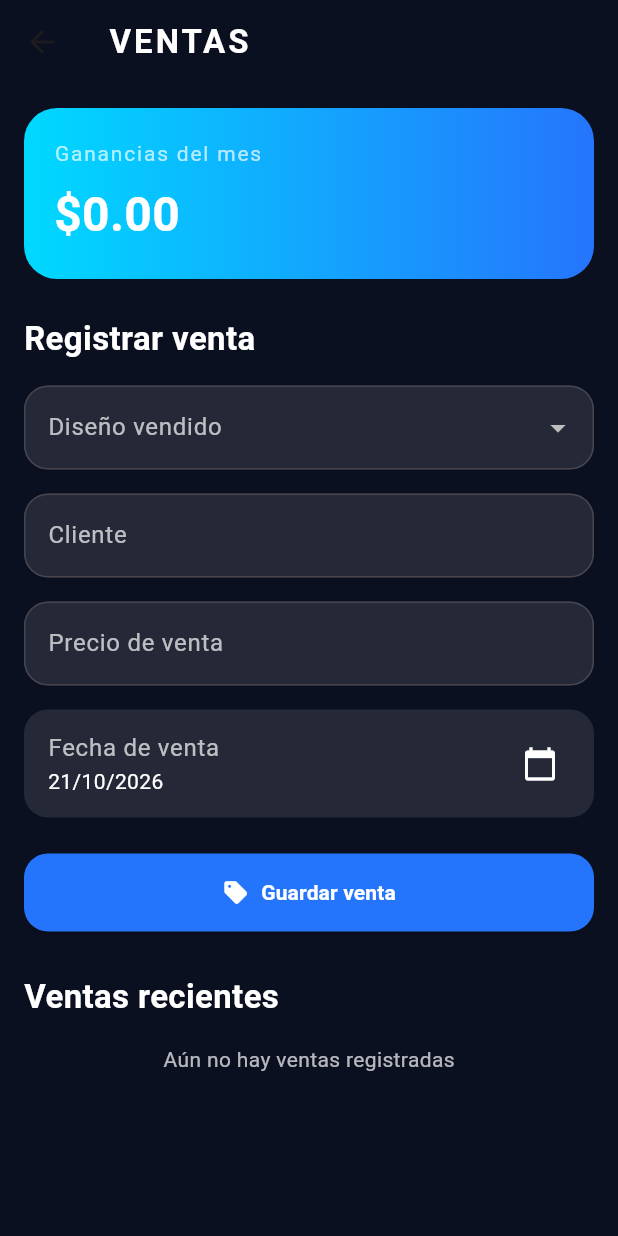
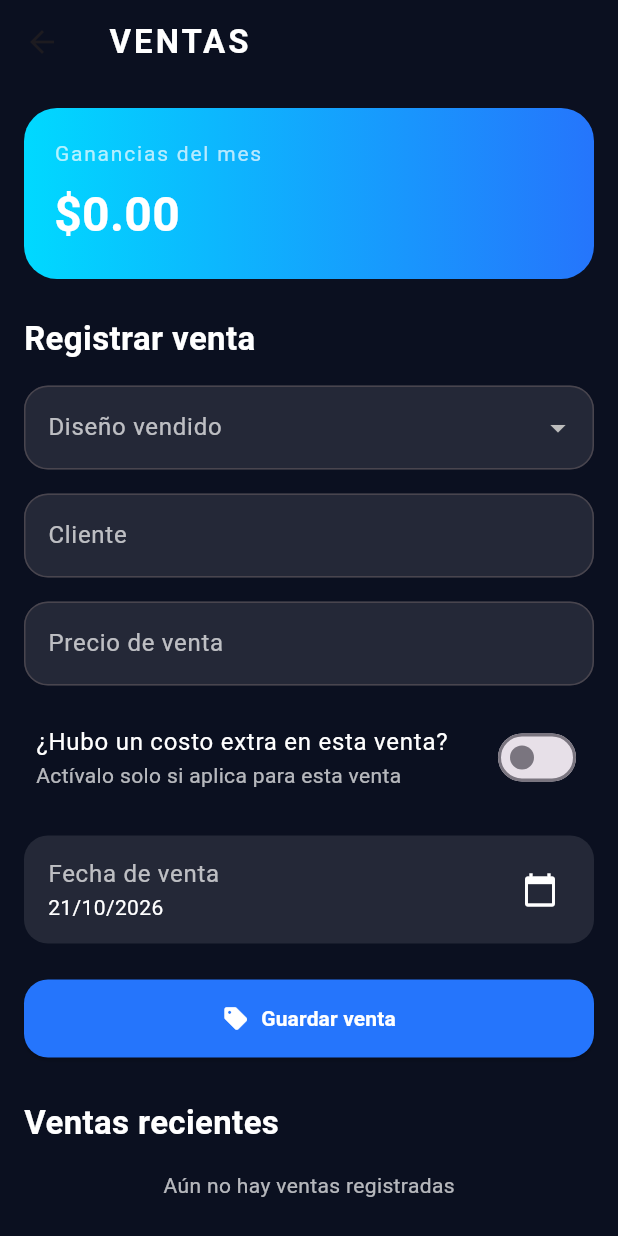
Before and after one commit to Droid636/Nueva-carpeta, a Flutter app: the VentasPage screen opened by its route, on a phone screen of 412 x 824 dp. Run offline on Flutter 3.47's test engine with Material 3 defaults, Android fonts, the phone set to English and light mode, and no system bars; our stand-ins replace carousel_slider, cloud_firestore, firebase_auth, firebase_core, firebase_storage, font_awesome_flutter and 2 more; accounts and stored records are empty.

Commit message:
1.1.0 implementacion de gastos extra o terceros

```diff
--- a/verts/lib/app/home.dart
+++ b/verts/lib/app/home.dart
@@ -199,7 +199,7 @@ class _HomePageState extends State<HomePage> {
 
                               // VERSIÓN
                               const Text(
-                                'Versión 1.0.7',
+                                'Versión 1.1.0',
                                 style: TextStyle(
                                   color: Colors.white70,
                                   fontSize: 17,
--- a/verts/lib/app/models/ventas_model.dart
+++ b/verts/lib/app/models/ventas_model.dart
@@ -6,6 +6,9 @@ class VentaModel {
   final String nombreDiseno;
   final String cliente;
   final double precioVenta;
+  final bool tieneCostoExtra;
+  final String descripcionCostoExtra;
+  final double costoExtra;
   final DateTime fecha;
   final String uid;
 
@@ -15,9 +18,14 @@ class VentaModel {
     required this.nombreDiseno,
     required this.cliente,
     required this.precioVenta,
+    this.tieneCostoExtra = false,
+    this.descripcionCostoExtra = '',
+    this.costoExtra = 0,
     required this.fecha,
     required this.uid,
   });
+
+  double get gananciaNeta => precioVenta - costoExtra;
 
   factory VentaModel.fromFirestore(DocumentSnapshot<Map<String, dynamic>> doc) {
     final data = doc.data() ?? {};
@@ -28,6 +36,9 @@ class VentaModel {
       nombreDiseno: data['nombreDiseno'] ?? '',
       cliente: data['cliente'] ?? '',
       precioVenta: (data['precioVenta'] ?? 0).toDouble(),
+      tieneCostoExtra: data['tieneCostoExtra'] ?? false,
+      descripcionCostoExtra: data['descripcionCostoExtra'] ?? '',
+      costoExtra: (data['costoExtra'] ?? 0).toDouble(),
       fecha: (data['fecha'] as Timestamp?)?.toDate() ?? DateTime.now(),
       uid: data['uid'] ?? '',
     );
@@ -39,6 +50,9 @@ class VentaModel {
       'nombreDiseno': nombreDiseno,
       'cliente': cliente,
       'precioVenta': precioVenta,
+      'tieneCostoExtra': tieneCostoExtra,
+      'descripcionCostoExtra': descripcionCostoExtra,
+      'costoExtra': costoExtra,
       'fecha': Timestamp.fromDate(fecha),
       'uid': uid,
     };
--- a/verts/lib/app/screens/ventas.dart
+++ b/verts/lib/app/screens/ventas.dart
@@ -17,6 +17,10 @@ class _VentasPageState extends State<VentasPage> {
   final FirebaseAuth _auth = FirebaseAuth.instance;
   final TextEditingController _clienteController = TextEditingController();
   final TextEditingController _precioController = TextEditingController();
+  final TextEditingController _descripcionCostoExtraController =
+      TextEditingController();
+  final TextEditingController _costoExtraController =
+      TextEditingController();
 
   List<DesignModel> _designs = [];
   List<VentaModel> _ventas = [];
@@ -25,6 +29,7 @@ class _VentasPageState extends State<VentasPage> {
   String _errorMessage = '';
   String? _selectedDesignId;
   DateTime _fechaVenta = DateTime.now();
+  bool _tieneCostoExtra = false;
 
   @override
   void initState() {
@@ -93,7 +98,7 @@ class _VentasPageState extends State<VentasPage> {
           (venta) =>
               venta.fecha.year == now.year && venta.fecha.month == now.month,
         )
-        .fold<double>(0, (sum, venta) => sum + venta.precioVenta);
+        .fold<double>(0, (sum, venta) => sum + venta.gananciaNeta);
   }
 
   Future<void> _eliminarVenta(VentaModel venta) async {
@@ -142,10 +147,10 @@ class _VentasPageState extends State<VentasPage> {
   Future<void> _guardarVenta() async {
     final cliente = _clienteController.text.trim();
     final precio = double.tryParse(_precioController.text.trim()) ?? 0;
-    final designSeleccionado = _designs.firstWhere(
-      (design) => design.id == _selectedDesignId,
-      orElse: () => _designs.first,
-    );
+    final descripcionCostoExtra = _descripcionCostoExtraController.text.trim();
+    final costoExtra = _tieneCostoExtra
+        ? double.tryParse(_costoExtraController.text.trim()) ?? 0
+        : 0.0;
 
     if (_selectedDesignId == null || cliente.isEmpty || precio <= 0) {
       ScaffoldMessenger.of(context).showSnackBar(
@@ -155,6 +160,27 @@ class _VentasPageState extends State<VentasPage> {
       );
       return;
     }
+
+    if (_tieneCostoExtra &&
+        (descripcionCostoExtra.isEmpty || costoExtra <= 0)) {
+      ScaffoldMessenger.of(context).showSnackBar(
+        const SnackBar(
+          content: Text('Indica el concepto del costo extra y un monto válido'),
+        ),
+      );
+      return;
+    }
+
+    if (_designs.isEmpty) {
+      ScaffoldMessenger.of(context).showSnackBar(
+        const SnackBar(content: Text('Primero registra un diseño')),
+      );
+      return;
+    }
+
+    final designSeleccionado = _designs.firstWhere(
+      (design) => design.id == _selectedDesignId,
+    );
 
     final currentUser = _auth.currentUser;
     if (currentUser == null) {
@@ -170,6 +196,9 @@ class _VentasPageState extends State<VentasPage> {
       nombreDiseno: designSeleccionado.nombre,
       cliente: cliente,
       precioVenta: precio,
+      tieneCostoExtra: _tieneCostoExtra,
+      descripcionCostoExtra: _tieneCostoExtra ? descripcionCostoExtra : '',
+      costoExtra: costoExtra,
       fecha: _fechaVenta,
       uid: currentUser.uid,
     );
@@ -178,6 +207,9 @@ class _VentasPageState extends State<VentasPage> {
 
     _clienteController.clear();
     _precioController.clear();
+    _descripcionCostoExtraController.clear();
+    _costoExtraController.clear();
+    _tieneCostoExtra = false;
     _fechaVenta = DateTime.now();
 
     await _cargarDatos();
@@ -193,6 +225,8 @@ class _VentasPageState extends State<VentasPage> {
   void dispose() {
     _clienteController.dispose();
     _precioController.dispose();
+    _descripcionCostoExtraController.dispose();
+    _costoExtraController.dispose();
     super.dispose();
   }
 
@@ -331,6 +365,59 @@ class _VentasPageState extends State<VentasPage> {
                       ),
                     ),
                   ),
+                  const SizedBox(height: 12),
+                  SwitchListTile(
+                    value: _tieneCostoExtra,
+                    onChanged: (value) {
+                      setState(() {
+                        _tieneCostoExtra = value;
+                      });
+                    },
+                    title: const Text(
+                      '¿Hubo un costo extra en esta venta?',
+                      style: TextStyle(color: Colors.white),
+                    ),
+                    subtitle: const Text(
+                      'Actívalo solo si aplica para esta venta',
+                      style: TextStyle(color: Colors.white70),
+                    ),
+                    activeThumbColor: const Color(0xFF00D9FF),
+                    contentPadding: const EdgeInsets.symmetric(horizontal: 8),
+                  ),
+                  if (_tieneCostoExtra) ...[
+                    const SizedBox(height: 8),
+                    TextField(
+                      controller: _descripcionCostoExtraController,
+                      style: const TextStyle(color: Colors.white),
+                      decoration: InputDecoration(
+                        labelText: 'Concepto del costo extra',
+                        labelStyle: const TextStyle(color: Colors.white70),
+                        filled: true,
+                        fillColor: Colors.white10,
+                        border: OutlineInputBorder(
+                          borderRadius: BorderRadius.circular(16),
+                        ),
+                      ),
+                    ),
+                    const SizedBox(height: 16),
+                    TextField(
+                      controller: _costoExtraController,
+                      keyboardType: const TextInputType.numberWithOptions(
+                        decimal: true,
+                      ),
+                      style: const TextStyle(color: Colors.white),
+                      decoration: InputDecoration(
+                        labelText: 'Monto del costo extra',
+                        prefixText: '\$ ',
+                        labelStyle: const TextStyle(color: Colors.white70),
+                        filled: true,
+                        fillColor: Colors.white10,
+                        border: OutlineInputBorder(
+                          borderRadius: BorderRadius.circular(16),
+                        ),
+                      ),
+                    ),
+                  ],
                   const SizedBox(height: 16),
                   ListTile(
                     tileColor: Colors.white10,
@@ -439,6 +526,21 @@ class _VentasPageState extends State<VentasPage> {
                                         color: Colors.white70,
                                       ),
                                     ),
+                                    if (venta.tieneCostoExtra) ...[
+                                      const SizedBox(height: 4),
+                                      Text(
+                                        'Costo extra: ${venta.descripcionCostoExtra}',
+                                        style: const TextStyle(
+                                          color: Colors.white70,
+                                        ),
+                                      ),
+                                      Text(
+                                        'Monto: \$${venta.costoExtra.toStringAsFixed(2)}',
+                                        style: const TextStyle(
+                                          color: Colors.orangeAccent,
+                                        ),
+                                      ),
+                                    ],
                                     const SizedBox(height: 4),
                                     Text(
                                       DateFormat(
@@ -455,11 +557,19 @@ class _VentasPageState extends State<VentasPage> {
                                 crossAxisAlignment: CrossAxisAlignment.end,
                                 children: [
                                   Text(
-                                    '\$${venta.precioVenta.toStringAsFixed(2)}',
+                                    'Venta: \$${venta.precioVenta.toStringAsFixed(2)}',
                                     style: const TextStyle(
                                       color: Color(0xFF00D9FF),
                                       fontWeight: FontWeight.bold,
-                                      fontSize: 16,
+                                      fontSize: 14,
+                                    ),
+                                  ),
+                                  const SizedBox(height: 4),
+                                  Text(
+                                    'Neto: \$${venta.gananciaNeta.toStringAsFixed(2)}',
+                                    style: const TextStyle(
+                                      color: Colors.white,
+                                      fontWeight: FontWeight.w600,
                                     ),
                                   ),
                                   const SizedBox(height: 8),
```
Also changed, not shown: verts/lib/app/models/Clientes.dart (added, +38 -0 lines), verts/lib/services/Clientes.dart (added, +82 -0 lines).
